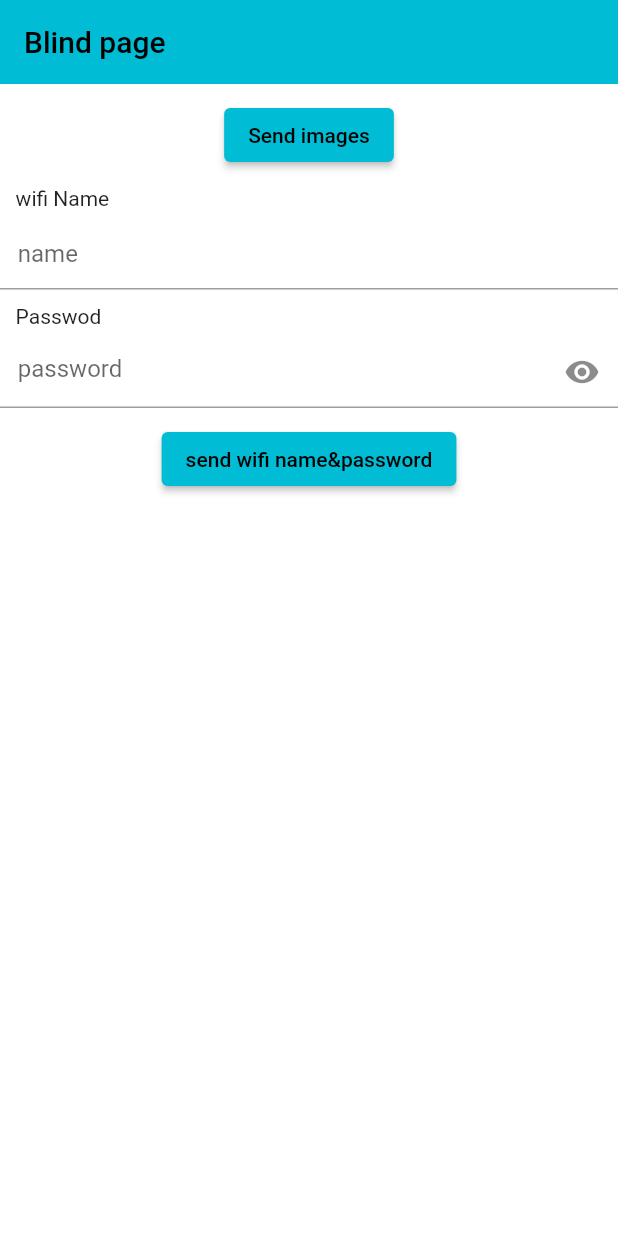
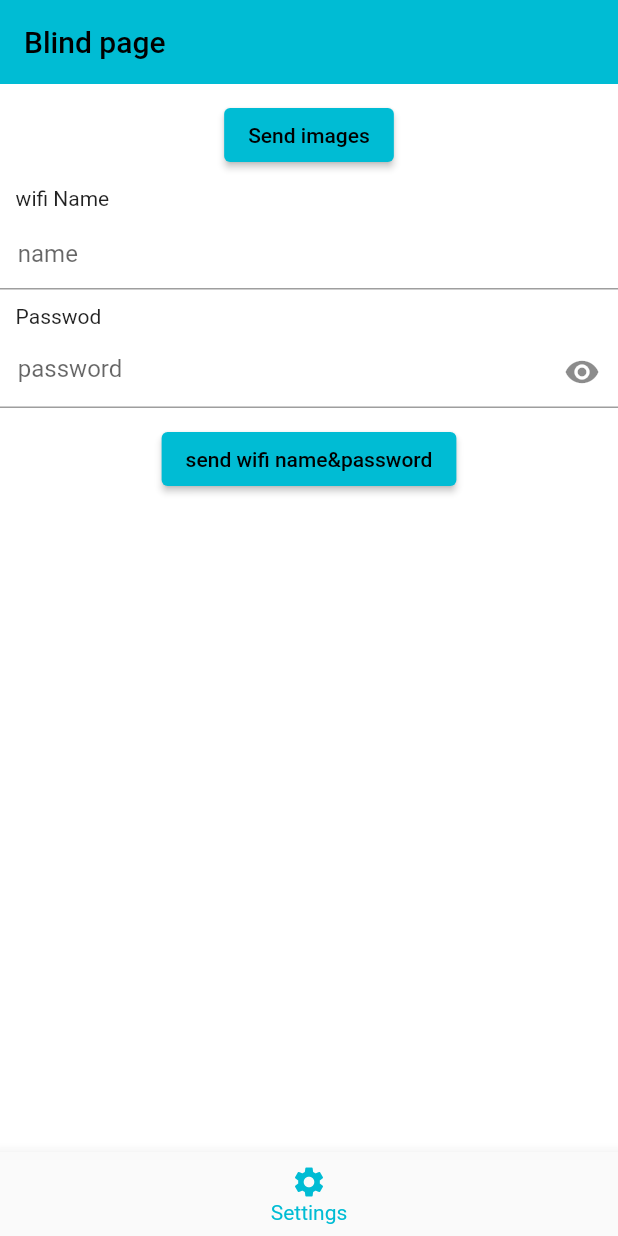
Before and after one commit to MasameEh/BeMyGuide_app, a Flutter app: the BlindFeaturesScreen screen opened directly, on a phone screen of 412 x 824 dp. Run offline on Flutter 3.47's test engine with Material 2 defaults, Android fonts, the phone set to English and light mode, and no system bars; our stand-ins replace bloc, cloud_firestore, conditional_builder_null_safety, dio, file_picker, firebase_auth and 6 more; accounts and stored records are empty.

Commit message:
added last changes

```diff
--- a/lib/modules/blind_features/blindfeatures_screen.dart
+++ b/lib/modules/blind_features/blindfeatures_screen.dart
@@ -7,6 +7,9 @@ import 'package:image_picker/image_picker.dart';
 import 'package:path/path.dart';
 import 'package:share_plus/share_plus.dart';
 import 'package:file_picker/file_picker.dart';
+
+import '../../shared/components/components.dart';
+import '../settings/settings_screen.dart';
 
 class BlindFeaturesScreen extends StatefulWidget {
   const BlindFeaturesScreen({super.key});
@@ -110,6 +113,19 @@ class _MyWidgetState extends State<BlindFeaturesScreen> {
           ],
         ),
       ),
+      bottomNavigationBar: BottomNavigationBar(
+
+          onTap: (index)
+          {
+            navigateTo(context, Settings());
+          },
+          items:[
+            BottomNavigationBarItem(
+              icon: Icon(Icons.settings),
+              label: 'Settings',
+            ),
+          ]
+      ),
     );
   }
 
```
